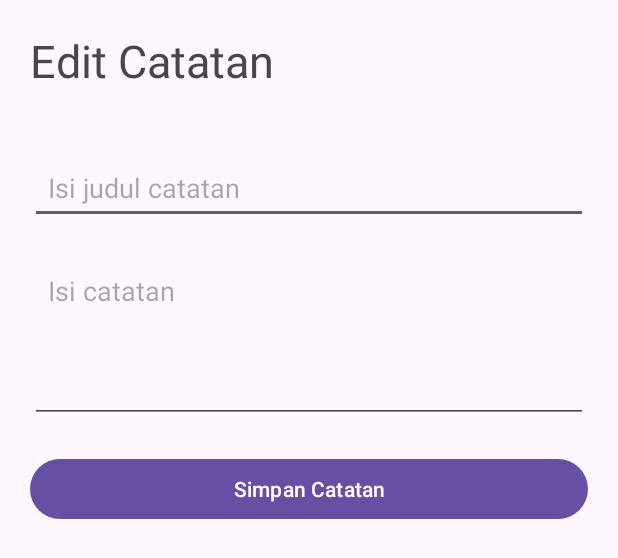
After one commit to RenaLaurentina/latihan-api, an Android app: the layout activity_edit_catatan.xml on its own in the app's theme, with its tools: preview values and no code run, on a phone screen of 412 x 824 dp. The commit adds this screen. Shown: the top 558 px of the screen. Run offline under Robolectric (Android 15) with nearby library versions, the phone set to English and light mode, and no system bars; network calls fail.

Commit message:
Menambahkan fitur edit catatan dan perbaikan API

```diff
--- a/app/src/main/java/com/example/latihan_api/RetrofitClient.kt
+++ b/app/src/main/java/com/example/latihan_api/RetrofitClient.kt
@@ -6,7 +6,7 @@ import retrofit2.Retrofit
 import retrofit2.converter.gson.GsonConverterFactory
 
 object RetrofitClient {
-    private const val BASE_URL = "http://192.168.0.58:8000/api/"
+    private const val BASE_URL = "http://192.168.0.99:8000/api/"
 
     val catatanRepository: CatatanRepository by lazy {
         Retrofit.Builder()
--- /dev/null
+++ b/app/src/main/res/layout/activity_edit_catatan.xml
@@ -0,0 +1,53 @@
+<?xml version="1.0" encoding="utf-8"?>
+<RelativeLayout xmlns:android="http://schemas.android.com/apk/res/android"
+    xmlns:tools="http://schemas.android.com/tools"
+    android:id="@+id/main"
+    android:layout_width="match_parent"
+    android:layout_height="match_parent"
+    tools:context=".EditCatatanActivity">
+
+    <TextView
+        android:id="@+id/judul"
+        android:layout_width="wrap_content"
+        android:layout_height="wrap_content"
+        android:layout_marginTop="20dp"
+        android:layout_marginHorizontal="20dp"
+        android:layout_marginBottom="40dp"
+        android:text="Edit Catatan"
+        android:textSize="30sp" />
+
+    <EditText
+        android:id="@+id/inputJudul"
+        android:layout_width="match_parent"
+        android:layout_height="wrap_content"
+        android:layout_below="@id/judul"
+        android:layout_marginHorizontal="20dp"
+        android:layout_marginBottom="20dp"
+        android:hint="Isi judul catatan"
+        android:minHeight="48dp"
+        android:padding="12dp" />
+
+    <EditText
+        android:id="@+id/inputIsi"
+        android:layout_width="match_parent"
+        android:layout_height="wrap_content"
+        android:layout_below="@id/inputJudul"
+        android:layout_marginHorizontal="20dp"
+        android:layout_marginBottom="20dp"
+        android:hint="Isi catatan"
+        android:inputType="textMultiLine"
+        android:minLines="4"
+        android:gravity="top"
+        android:minHeight="48dp"
+        android:padding="12dp" />
+
+    <Button
+        android:id="@+id/tombolEdit"
+        android:layout_width="match_parent"
+        android:layout_height="wrap_content"
+        android:layout_below="@id/inputIsi"
+        android:layout_marginHorizontal="20dp"
+        android:minHeight="48dp"
+        android:text="Simpan Catatan" />
+
+</RelativeLayout>
```
Also changed, not shown: app/src/main/AndroidManifest.xml (+7 -1 lines), app/src/main/java/com/example/latihan_api/EditCatatanActivity.kt (added, +68 -0 lines), app/src/main/java/com/example/latihan_api/MainActivity.kt (+10 -1 lines), app/src/main/java/com/example/latihan_api/adapter/CatatanAdapter.kt (+6 -1 lines), app/src/main/java/com/example/latihan_api/repository/CatatanRepository.kt (+8 -0 lines).
